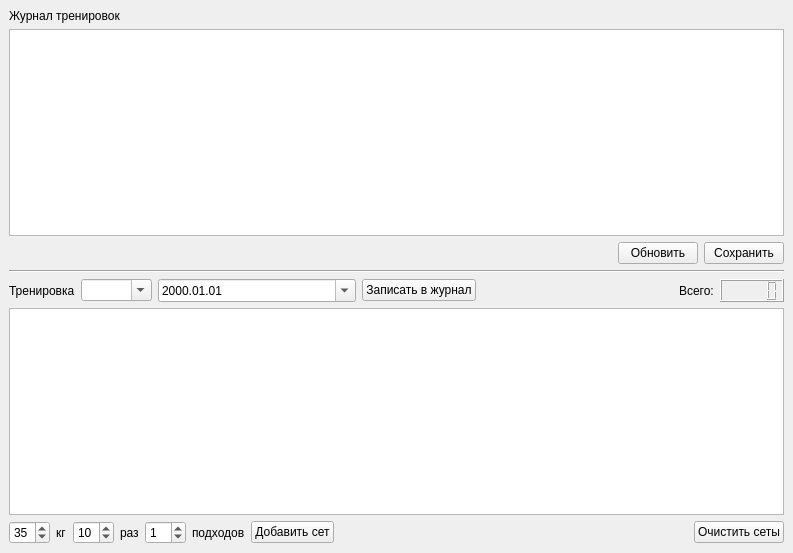
Old version of the form design.ui in the repository p-frolov/kochka.
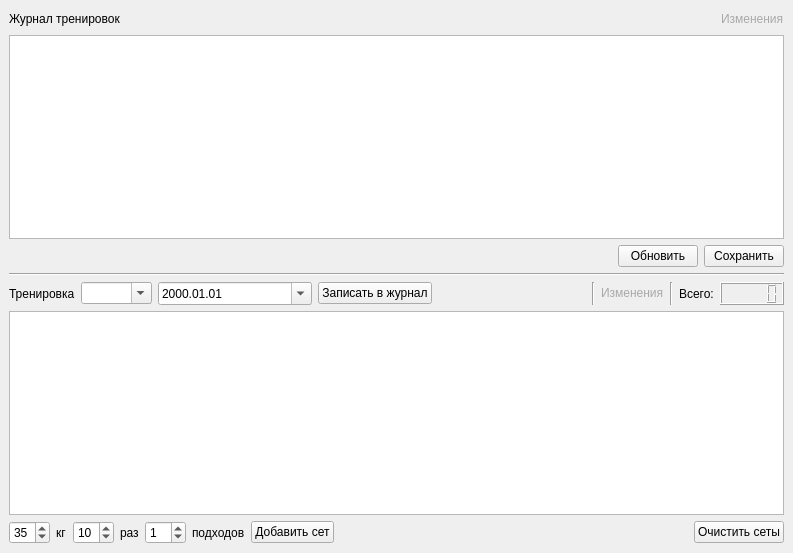
New version of the form.

Commit message: added indicators of manual changes

What changed in the file:
```diff
--- a/design.ui
+++ b/design.ui
@@ -18,11 +18,35 @@
     <item>
      <layout class="QVBoxLayout" name="verticalLayout">
       <item>
-       <widget class="QLabel" name="label_5">
-        <property name="text">
-         <string>Журнал тренировок</string>
-        </property>
-       </widget>
+       <layout class="QHBoxLayout" name="horizontalLayout_4">
+        <item>
+         <widget class="QLabel" name="label_5">
+          <property name="text">
+           <string>Журнал тренировок</string>
+          </property>
+         </widget>
+        </item>
+        <item>
+         <spacer name="horizontalSpacer_4">
+          <property name="orientation">
+           <enum>Qt::Horizontal</enum>
+          </property>
+          <property name="sizeHint" stdset="0">
+           <size>
+            <width>40</width>
+            <height>20</height>
+           </size>
+          </property>
+         </spacer>
+        </item>
+        <item>
+         <widget class="QLabel" name="lblExercisesChanged">
+          <property name="text">
+           <string>&lt;font style=&quot; color:#a9a9a9;&quot;&gt;Изменения&lt;/font&gt;</string>
+          </property>
+         </widget>
+        </item>
+       </layout>
       </item>
       <item>
        <widget class="QTableView" name="exercisesTableView">
@@ -154,6 +178,27 @@
           </property>
          </spacer>
         </item>
+        <item>
+         <widget class="Line" name="line_3">
+          <property name="orientation">
+           <enum>Qt::Vertical</enum>
+          </property>
+         </widget>
+        </item>
+        <item>
+         <widget class="QLabel" name="lblSetsChanged">
+          <property name="text">
+           <string>&lt;font style=&quot; color:#a9a9a9;&quot;&gt;Изменения&lt;/font&gt;</string>
+          </property>
+         </widget>
+        </item>
+        <item>
+         <widget class="Line" name="line_2">
+          <property name="orientation">
+           <enum>Qt::Vertical</enum>
+          </property>
+         </widget>
+        </item>
         <item>
          <widget class="QLabel" name="label_4">
           <property name="text">
```
The commit also changes 2 other files.
